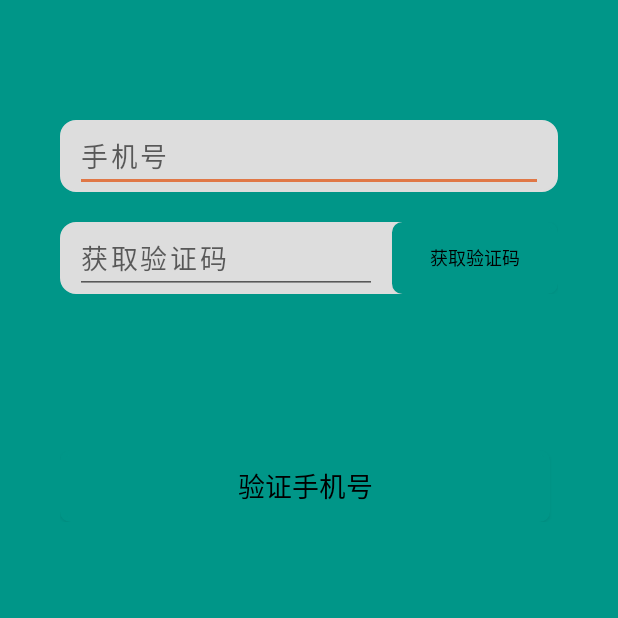
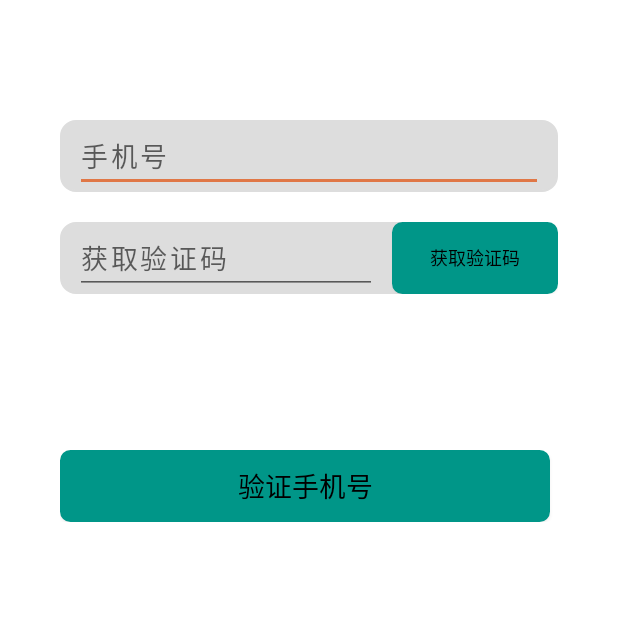
Before and after one commit to zhangxirui-1997/LUCKY.-ZHANG, an Android app: the RenewPasswordActivity screen opened directly, with no data from a screen before it, on a phone screen of 412 x 824 dp, the top half of it. Run offline under Robolectric (Android 15) with nearby library versions, the phone set to English and light mode, and no system bars; libraries missing offline, so code that uses them is left out: cn.smssdk; 1 statement that could not run was skipped.

Commit message:
目前所有的前期工程都已完成，成败在此一举

```diff
--- a/app/src/main/res/layout/activity_renew_password.xml
+++ b/app/src/main/res/layout/activity_renew_password.xml
@@ -9,7 +9,7 @@
     <RelativeLayout
         android:layout_width="match_parent"
         android:layout_height="match_parent"
-        android:background="@color/color_healthy_backcolor"
+        android:background="@color/color_White"
         android:orientation="vertical"
         tools:layout_editor_absoluteX="125dp"
         tools:layout_editor_absoluteY="131dp">
```
